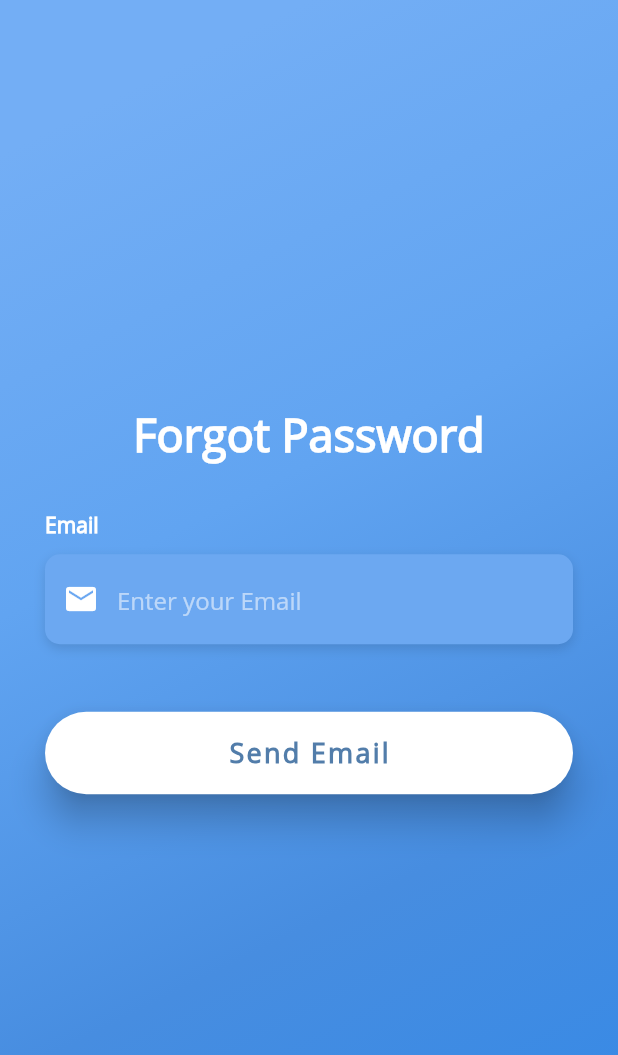
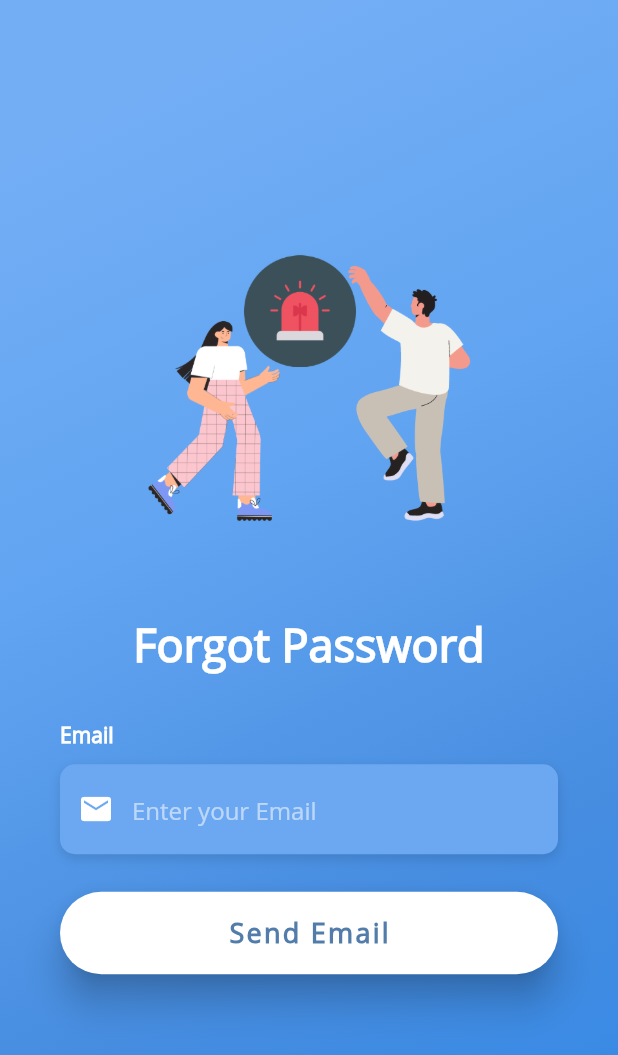
Before and after one commit to Zorawar920/sas_application, a Flutter app: the ForgotPassword screen opened directly, on a phone screen of 412 x 824 dp. Shown: the top 1055 px of the screen. Run offline on Flutter 3.47's test engine with Material 2 defaults, Android fonts, the phone set to English and light mode, and no system bars; our stand-ins replace firebase_auth, firebase_core, google_sign_in, simple_animations; accounts and stored records are empty.

Commit message:
CP8117P11-26

```diff
--- a/lib/screens/forgot_password.dart
+++ b/lib/screens/forgot_password.dart
@@ -2,6 +2,7 @@ import 'package:firebase_auth/firebase_auth.dart';
 import 'package:flutter/material.dart';
 import 'package:flutter/services.dart';
 import 'package:flutter/widgets.dart';
+import 'package:sas_application/Uniformity/Widgets.dart';
 import '../Uniformity/var_gradient.dart';
 import '../Uniformity/style.dart';
 import '../firebase_services/auth.dart';
@@ -153,10 +154,15 @@ class ForgotPasswordState extends State<ForgotPassword> {
               Form(
                 key: globalKey,
                 child: Padding(
-                  padding: EdgeInsets.all(30.0),
+                  padding: EdgeInsets.only(right: 40.0,
+                    left: 40.0,
+                    top: 20.0,
+                    bottom: 20.0),
                   child: Column(
                     mainAxisAlignment: MainAxisAlignment.center,
-                    children: [
+                    children: <Widget>[
+                      buildAppScreenLogo(),
+                      SizedBox(height: 40),
                       Text(
                         'Forgot Password',
                         style: TextStyle(
@@ -168,7 +174,6 @@ class ForgotPasswordState extends State<ForgotPassword> {
                       ),
                       SizedBox(height: 30.0),
                       buildEmailLoginSignup(),
-                      SizedBox(height: 20),
                       signUpBtn(),
                     ],
                   ),
```
